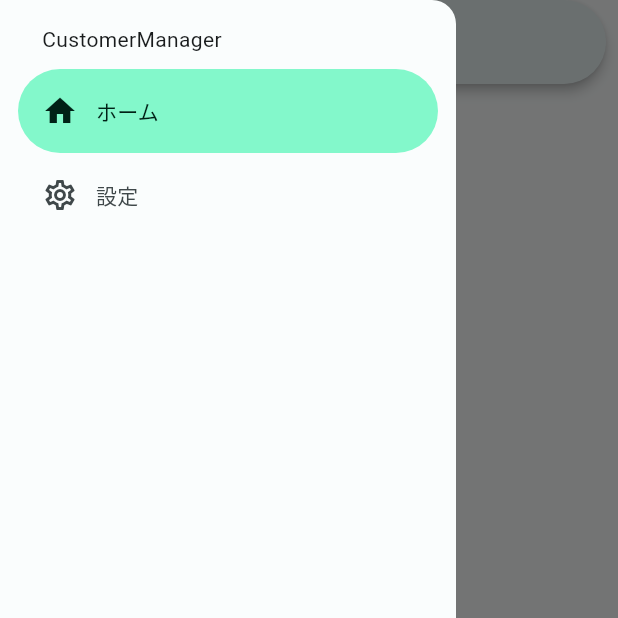
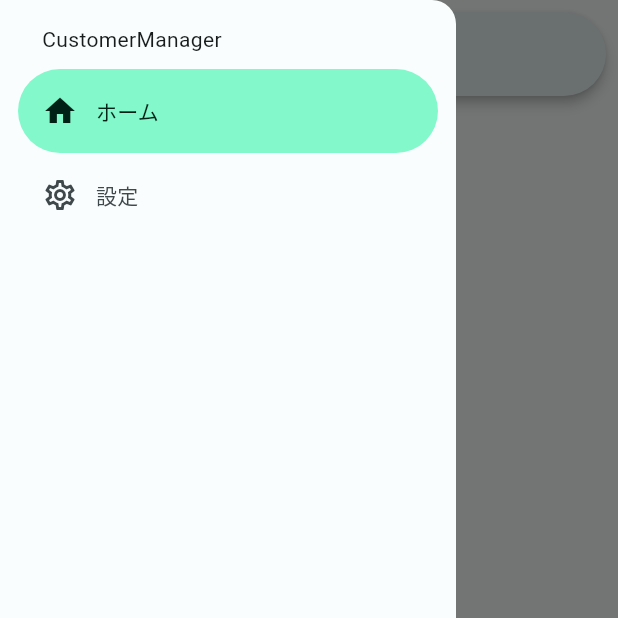
Before and after one commit to marokoro7636/CustomerManagement, a Flutter app: the screen it shows after launch, with the side drawer open, on a phone screen of 412 x 824 dp, the top half of it. Run offline on Flutter 3.47's test engine with Material 2 defaults, Android fonts, the phone set to English and light mode, and no system bars; our stand-ins replace freezed_annotation, go_router, google_fonts, google_sign_in, hooks_riverpod, month_picker_dialog and 2 more; missing offline and left inert: extension_google_sign_in_as_googleapis_auth, googleapis; accounts and stored records are empty.

Commit message:
Fix padding

```diff
--- a/lib/ui/annual_sales_screen/annual_sales_screen.dart
+++ b/lib/ui/annual_sales_screen/annual_sales_screen.dart
@@ -16,7 +16,7 @@ class AnnualSalesScreen extends HookConsumerWidget {
         onTap: () => FocusManager.instance.primaryFocus?.unfocus(),
         behavior: HitTestBehavior.opaque,
         child: Padding(
-          padding: const EdgeInsets.all(16.0),
+          padding: const EdgeInsets.only(left: 8, right: 8, top: 8),
           child: Column(
             children: [
               SearchBar(
--- a/lib/ui/customer_list/customer_list_screen.dart
+++ b/lib/ui/customer_list/customer_list_screen.dart
@@ -19,7 +19,7 @@ class CustomerListScreen extends HookConsumerWidget {
         onTap: () => FocusManager.instance.primaryFocus?.unfocus(),
         behavior: HitTestBehavior.opaque,
         child: Padding(
-          padding: const EdgeInsets.symmetric(horizontal: 8.0),
+          padding: const EdgeInsets.only(left: 8, right: 8, top: 8),
           child: Column(
             children: [
               SearchBar(
```
